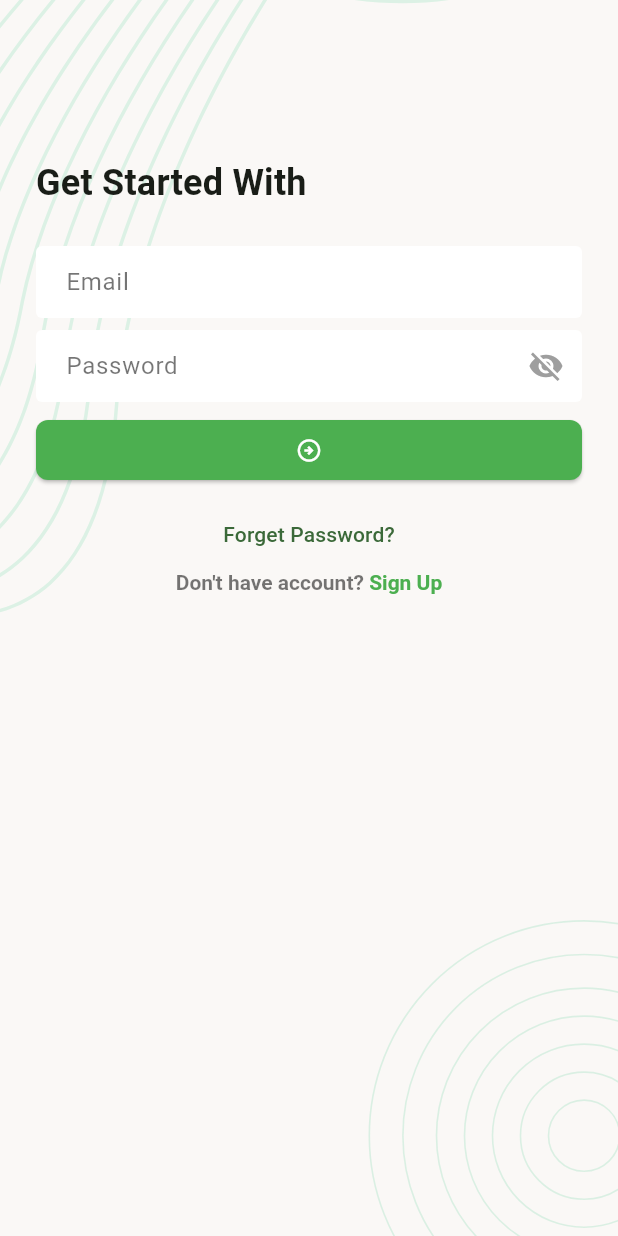
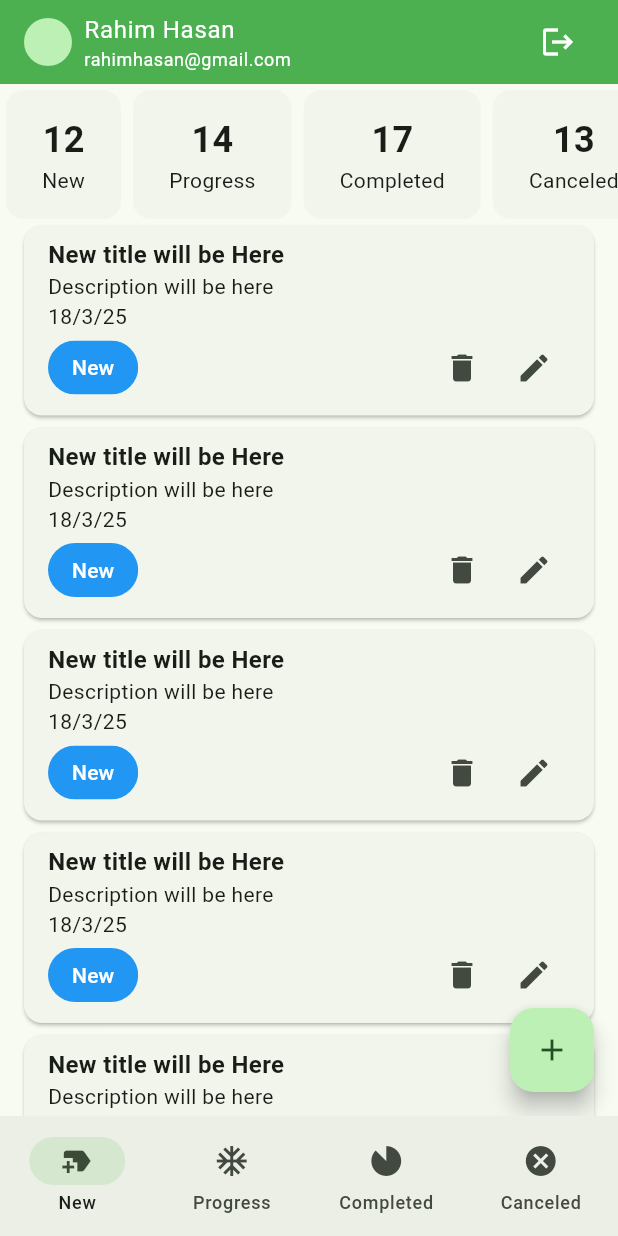
Before and after one commit to taherashraf/task_management_ui, a Flutter app: the screen it shows after launch, after a tap on the "arrow circle right" icon, on a phone screen of 412 x 824 dp. Run offline on Flutter 3.47's test engine with Material 3 defaults, Android fonts, the phone set to English and light mode, and no system bars; our stand-ins replace flutter_svg, pin_code_fields.

Commit message:
task card, nav and summary card Ui

```diff
--- a/lib/ui/screens/login_screen.dart
+++ b/lib/ui/screens/login_screen.dart
@@ -1,6 +1,7 @@
 import 'package:flutter/gestures.dart';
 import 'package:flutter/material.dart';
 import 'package:task_management_ui/ui/screens/forgot_password_verify_screen.dart';
+import 'package:task_management_ui/ui/screens/main_bottom_nav_screen.dart';
 import 'package:task_management_ui/ui/screens/register_screen.dart';
 import 'package:task_management_ui/ui/widgets/screen_background.dart';
 
@@ -109,7 +110,13 @@ class _LoginScreenState extends State<LoginScreen> {
     );
   }
 
-  void _onTapSubmitButton() {}
+  void _onTapSubmitButton() {
+    Navigator.pushAndRemoveUntil(
+      context,
+      MaterialPageRoute(builder: (context) => MainBottomNavScreen()),
+      (pre) => false,
+    );
+  }
 
   void _onTapForgotPasswordButton() {
     Navigator.push(
--- /dev/null
+++ b/lib/ui/screens/main_bottom_nav_screen.dart
@@ -0,0 +1,48 @@
+import 'package:flutter/material.dart';
+import 'package:task_management_ui/ui/screens/canceled_task_screen.dart';
+import 'package:task_management_ui/ui/screens/completed_task_screen.dart';
+import 'package:task_management_ui/ui/screens/new_task_screen.dart';
+import 'package:task_management_ui/ui/screens/progress_task_screen.dart';
+
+import '../widgets/tm_app_bar.dart';
+
+class MainBottomNavScreen extends StatefulWidget {
+  const MainBottomNavScreen({super.key});
+
+  @override
+  State<MainBottomNavScreen> createState() => _MainBottomNavScreenState();
+}
+
+class _MainBottomNavScreenState extends State<MainBottomNavScreen> {
+
+  int _selectedIndex = 0;
+
+  final List<Widget> _screens = [
+    NewTaskScreen(),
+    ProgressTaskScreen(),
+    CompletedTaskScreen(),
+    CanceledTaskScreen(),
+  ];
+
+  @override
+  Widget build(BuildContext context) {
+
+    return Scaffold(
+      appBar: TMAppBar(),
+      body: _screens[_selectedIndex],
+      bottomNavigationBar: NavigationBar(
+          selectedIndex: _selectedIndex,
+
+          onDestinationSelected: (index) {
+            _selectedIndex = index;
+            setState(() {});
+          },
+          destinations: const [
+        NavigationDestination(icon: Icon(Icons.new_label), label: 'New'),
+        NavigationDestination(icon: Icon(Icons.ac_unit_sharp), label: 'Progress'),
+        NavigationDestination(icon: Icon(Icons.incomplete_circle), label: 'Completed'),
+        NavigationDestination(icon: Icon(Icons.cancel), label: 'Canceled'),
+      ]),
+    );
+  }
+}
--- /dev/null
+++ b/lib/ui/screens/new_task_screen.dart
@@ -0,0 +1,54 @@
+import 'package:flutter/material.dart';
+import 'package:task_management_ui/ui/widgets/summary_card.dart';
+import 'package:task_management_ui/ui/widgets/task_card.dart';
+
+class NewTaskScreen extends StatefulWidget {
+  const NewTaskScreen({super.key});
+
+  @override
+  State<NewTaskScreen> createState() => _NewTaskScreenState();
+}
+
+class _NewTaskScreenState extends State<NewTaskScreen> {
+  @override
+  Widget build(BuildContext context) {
+    return Scaffold(
+      body: Column(
+        children: [
+          _buildSummarySection(),
+          Expanded(
+            child: ListView.separated(
+              itemCount: 6,
+              itemBuilder: (context, index) {
+                return TaskCard(title: 'New title will be Here',
+                    description: 'Description will be here',
+                    date: '18/3/25',
+                    chipText: 'New',
+                    chipColor: Colors.blue);
+              },
+              separatorBuilder: (context, index) =>
+              const SizedBox(height: 8,),),
+          )
+        ],
+      ),
+      floatingActionButton: FloatingActionButton(
+        onPressed: () {},
+        child: Icon(Icons.add),
+      ),
+    );
+  }
+
+  Widget _buildSummarySection() {
+    return SingleChildScrollView(
+      scrollDirection: Axis.horizontal,
+      child: Row(
+        children: [
+          SummaryCard(title: 'New', count: 12),
+          SummaryCard(title: 'Progress', count: 14),
+          SummaryCard(title: 'Completed', count: 17),
+          SummaryCard(title: 'Canceled', count: 13),
+        ],
+      ),
+    );
+  }
+}
--- /dev/null
+++ b/lib/ui/widgets/summary_card.dart
@@ -0,0 +1,26 @@
+import 'package:flutter/material.dart';
+
+class SummaryCard extends StatelessWidget {
+  const SummaryCard({
+    super.key, required this.title, required this.count,
+  });
+
+  final String title;
+  final int count;
+
+  @override
+  Widget build(BuildContext context) {
+    return Card(
+      elevation: 0,
+      child: Padding(
+        padding: const EdgeInsets.symmetric(horizontal: 24, vertical: 16),
+        child: Column(
+          children: [
+            Text('$count',style: TextStyle(fontSize: 24, fontWeight: FontWeight.w600),),
+            Text('$title'),
+          ],
+        ),
+      ),
+    );
+  }
+}
--- /dev/null
+++ b/lib/ui/widgets/task_card.dart
@@ -0,0 +1,47 @@
+import 'package:flutter/material.dart';
+
+class TaskCard extends StatelessWidget {
+  const TaskCard({
+    super.key, required this.title, required this.description, required this.date, required this.chipText, required this.chipColor,
+  });
+
+  final String title;
+  final String description;
+  final String date;
+  final String chipText;
+  final Color chipColor;
+
+  @override
+  Widget build(BuildContext context) {
+    return Card(
+      margin: EdgeInsets.symmetric(horizontal: 16),
+      child: Padding(
+        padding: const EdgeInsets.symmetric(horizontal: 16, vertical: 8),
+        child: Column(
+          crossAxisAlignment: CrossAxisAlignment.start,
+          children: [
+            Text('$title',
+              style: TextStyle(fontSize: 16, fontWeight: FontWeight.w600),),
+            Text('$description'),
+            Text('$date'),
+            Row(
+              children: [
+                Chip(label: Text(
+                  '$chipText', style: TextStyle(color: Colors.white),),
+                  shape: RoundedRectangleBorder(
+                      borderRadius: BorderRadius.circular(50)
+                  ),
+                  backgroundColor: chipColor,
+                  side: BorderSide.none,
+                ),
+                Spacer(),
+                IconButton(onPressed: () {}, icon: Icon(Icons.delete,),),
+                IconButton(onPressed: () {}, icon: Icon(Icons.edit,),),
+              ],
+            )
+          ],
+        ),
+      ),
+    );
+  }
+}
--- /dev/null
+++ b/lib/ui/widgets/tm_app_bar.dart
@@ -0,0 +1,37 @@
+import 'package:flutter/material.dart';
+
+class TMAppBar extends StatelessWidget implements PreferredSizeWidget {
+  const TMAppBar({
+    super.key,
+  });
+
+  @override
+  Widget build(BuildContext context) {
+
+    TextTheme _textTheme = Theme.of(context).textTheme;
+    return AppBar(
+      backgroundColor: Colors.green,
+      title: Row(
+        children: [
+          CircleAvatar(
+            radius: 16,
+          ),
+          const SizedBox(width: 8,),
+          Expanded(
+            child: Column(
+              crossAxisAlignment: CrossAxisAlignment.start,
+              children: [
+                Text('Rahim Hasan', style: _textTheme.bodyLarge?.copyWith(color: Colors.white)), //?. safe unwrap
+                Text('rahimhasan@gmail.com', style: _textTheme.bodySmall?.copyWith(color: Colors.white)),
+              ],
+            ),
+          ),
+          IconButton(onPressed: (){}, icon: Icon(Icons.logout, color: Colors.white,),),
+        ],
+      ),
+    );
+  }
+
+  @override
+  Size get preferredSize => const Size.fromHeight(kToolbarHeight);
+}
```
Also changed, not shown: lib/ui/screens/canceled_task_screen.dart (added, +35 -0 lines), lib/ui/screens/completed_task_screen.dart (added, +35 -0 lines), lib/ui/screens/progress_task_screen.dart (added, +35 -0 lines).
